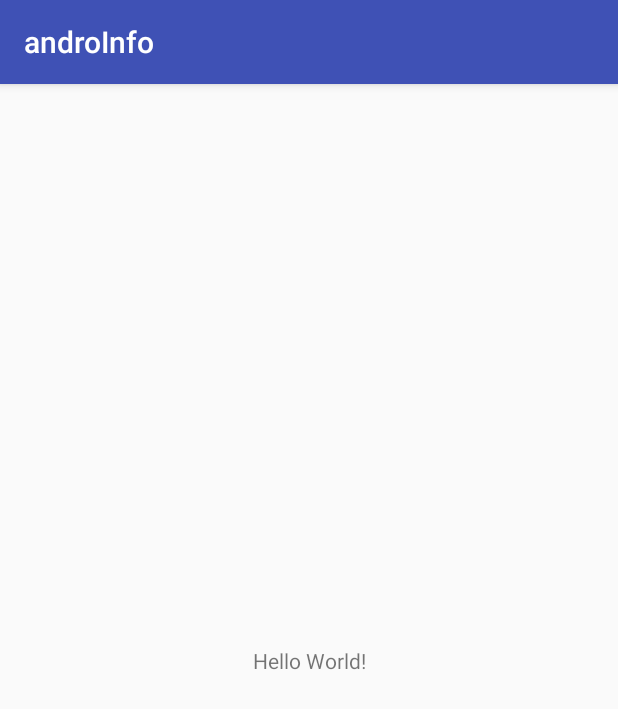
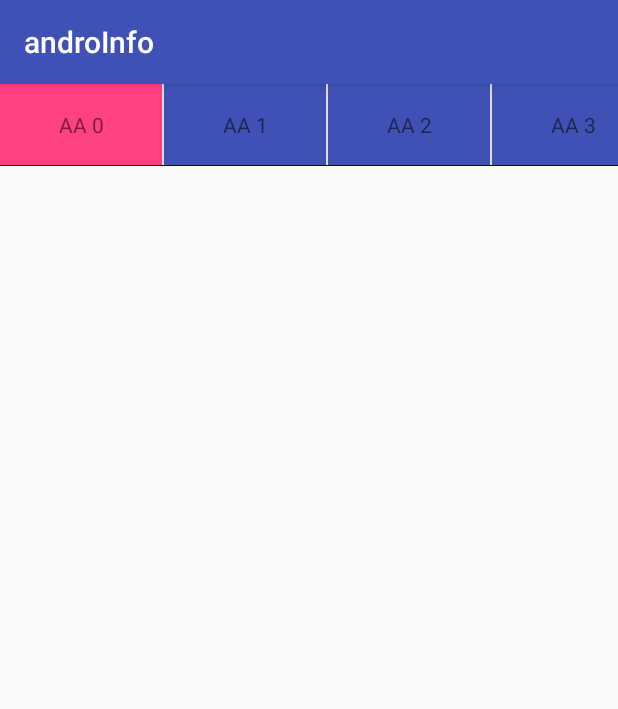
Before and after one commit to jwc0310/AndroInfo, an Android app: the screen it shows after launch (MainActivity), on a phone screen of 412 x 824 dp. Shown: the top 709 px of the screen. Run offline under Robolectric (Android 15) with nearby library versions, the phone set to English and light mode, and no system bars.

Commit message:
create view
Signed-off-by: Jianwei <jianwei.chen@microvirt.com>

```diff
--- a/app/build.gradle
+++ b/app/build.gradle
@@ -21,5 +21,5 @@ android {
 dependencies {
     compile fileTree(dir: 'libs', include: ['*.jar'])
     compile 'com.android.support:appcompat-v7:26.1.0'
-    compile 'com.android.support.constraint:constraint-layout:1.1.0'
+    compile 'com.android.support:recyclerview-v7:26.1.0'
 }
--- a/app/src/main/AndroidManifest.xml
+++ b/app/src/main/AndroidManifest.xml
@@ -9,7 +9,7 @@
         android:roundIcon="@mipmap/ic_launcher_round"
         android:supportsRtl="true"
         android:theme="@style/AppTheme">
-        <activity android:name=".MainActivity">
+        <activity android:name=".uis.MainActivity">
             <intent-filter>
                 <action android:name="android.intent.action.MAIN" />
 
--- a/app/src/main/java/com/andy/androinfo/MainActivity.java
+++ /dev/null
@@ -1,13 +0,0 @@
-package com.andy.androinfo;
-
-import android.support.v7.app.AppCompatActivity;
-import android.os.Bundle;
-
-public class MainActivity extends AppCompatActivity {
-
-    @Override
-    protected void onCreate(Bundle savedInstanceState) {
-        super.onCreate(savedInstanceState);
-        setContentView(R.layout.activity_main);
-    }
-}
--- /dev/null
+++ b/app/src/main/java/com/andy/androinfo/beans/BaseBean.java
@@ -0,0 +1,10 @@
+package com.andy.androinfo.beans;
+
+import java.io.Serializable;
+
+/**
+ * Created by Administrator on 2018/5/4.
+ */
+
+public class BaseBean implements Serializable {
+}
--- /dev/null
+++ b/app/src/main/java/com/andy/androinfo/beans/TitleBean.java
@@ -0,0 +1,17 @@
+package com.andy.androinfo.beans;
+
+/**
+ * Created by Administrator on 2018/5/4.
+ */
+
+public class TitleBean extends BaseBean {
+    private String subTitle;
+
+    public String getSubTitle() {
+        return subTitle;
+    }
+
+    public void setSubTitle(String subTitle) {
+        this.subTitle = subTitle;
+    }
+}
--- /dev/null
+++ b/app/src/main/java/com/andy/androinfo/uis/MainActivity.java
@@ -0,0 +1,117 @@
+package com.andy.androinfo.uis;
+
+import android.os.Bundle;
+import android.support.v7.app.AppCompatActivity;
+import android.support.v7.widget.DividerItemDecoration;
+import android.support.v7.widget.LinearLayoutManager;
+import android.support.v7.widget.RecyclerView;
+import android.view.LayoutInflater;
+import android.view.View;
+import android.view.ViewGroup;
+import android.widget.LinearLayout;
+import android.widget.TextView;
+
+import com.andy.androinfo.R;
+import com.andy.androinfo.beans.TitleBean;
+import com.andy.androinfo.utils.FileUtil;
+
+import java.util.ArrayList;
+
+public class MainActivity extends AppCompatActivity {
+
+    RecyclerView title_rv;
+    LinearLayoutManager linearLayoutManager;
+    TitleAdapter titleAdapter;
+    ArrayList<TitleBean> titleBeans;
+
+    @Override
+    protected void onCreate(Bundle savedInstanceState) {
+        super.onCreate(savedInstanceState);
+        setContentView(R.layout.activity_main);
+        FileUtil.checkFileExist("/data/data/");
+        FileUtil.checkFileExist("/data/data/com.microvirt.market");
+        FileUtil.checkFileExist("/data/data/com.microvirt.launcher");
+        FileUtil.checkFileExist("/data/data/com.microvirt.bugeili");
+        titleBeans = new ArrayList<>();
+        for (int i = 0; i < 10; i++) {
+            TitleBean titleBean = new TitleBean();
+            titleBean.setSubTitle("AA " + i);
+            titleBeans.add(titleBean);
+        }
+
+        title_rv = (RecyclerView) findViewById(R.id.andy_title_rv);
+        linearLayoutManager = new LinearLayoutManager(this, LinearLayoutManager.HORIZONTAL, false);
+        title_rv.addItemDecoration(new DividerItemDecoration(this, LinearLayout.HORIZONTAL));
+        title_rv.setLayoutManager(linearLayoutManager);
+        titleAdapter = new TitleAdapter(titleBeans);
+        title_rv.setAdapter(titleAdapter);
+
+    }
+
+    public interface TitleClickListener {
+        public void titleClick(final TitleHolder holder, int pos);
+    }
+
+    private class TitleAdapter extends RecyclerView.Adapter<TitleHolder> {
+        private ArrayList<TitleBean> titleBeans;
+        private TitleClickListener clickListener;
+        private int lastTitle;
+
+        public TitleAdapter(ArrayList<TitleBean> titleBeans) {
+            this.titleBeans = titleBeans;
+            lastTitle = -1;
+        }
+
+        public void setClickListener(TitleClickListener clickListener) {
+            this.clickListener = clickListener;
+        }
+
+        @Override
+        public TitleHolder onCreateViewHolder(ViewGroup parent, int viewType) {
+            View v = LayoutInflater.from(parent.getContext()).inflate(R.layout.andy_item_title, parent, false);
+            TitleHolder holder = new TitleHolder(v);
+            return holder;
+        }
+
+        @Override
+        public void onBindViewHolder(final TitleHolder holder, final int position) {
+            holder.subTitle_tv.setText(titleBeans.get(position).getSubTitle());
+            if (lastTitle == -1 && position == 0) {
+                lastTitle = 0;
+                holder.subTitle_tv.setSelected(true);
+            } else {
+                holder.subTitle_tv.setSelected(false);
+            }
+
+            holder.subTitle_tv.setOnClickListener(new View.OnClickListener() {
+                @Override
+                public void onClick(View view) {
+                    if (!holder.subTitle_tv.isSelected()) {
+                        holder.subTitle_tv.setSelected(true);
+                        notifyItemChanged(lastTitle);
+                        lastTitle = holder.getAdapterPosition();
+
+                        if (null != clickListener) {
+                            clickListener.titleClick(holder, position);
+                        }
+                    }
+                }
+            });
+        }
+
+        @Override
+        public int getItemCount() {
+            return titleBeans.size();
+        }
+    }
+
+    private class TitleHolder extends RecyclerView.ViewHolder {
+
+        private TextView subTitle_tv;
+
+        public TitleHolder(View itemView) {
+            super(itemView);
+            this.subTitle_tv = (TextView) itemView.findViewById(R.id.andy_item_title_id);
+        }
+    }
+}
--- /dev/null
+++ b/app/src/main/java/com/andy/androinfo/utils/FileUtil.java
@@ -0,0 +1,24 @@
+package com.andy.androinfo.utils;
+
+import android.util.Log;
+
+import java.io.File;
+
+/**
+ * Created by Administrator on 2018/5/3.
+ */
+
+public class FileUtil {
+
+    public static void checkFileExist(String fileOrDir) {
+        try {
+            File tmpFile = new File(fileOrDir);
+            if (tmpFile.exists())
+                Log.e("Andy-File", fileOrDir + " is exist");
+            else
+                Log.e("Andy-File", fileOrDir + " is not exist");
+        } catch (Exception e) {
+            e.printStackTrace();
+        }
+    }
+}
--- /dev/null
+++ b/app/src/main/res/drawable/andy_btn_selector.xml
@@ -0,0 +1,8 @@
+<?xml version="1.0" encoding="utf-8"?>
+<selector xmlns:android="http://schemas.android.com/apk/res/android">
+
+    <item android:state_pressed="false" android:state_selected="false" android:drawable="@color/colorPrimary"/>
+    <item android:state_pressed="true" android:state_selected="false" android:drawable="@color/colorPrimaryDark"/>
+    <item android:state_pressed="false" android:state_selected="true" android:drawable="@color/colorAccent"/>
+
+</selector>
--- a/app/src/main/res/layout/activity_main.xml
+++ b/app/src/main/res/layout/activity_main.xml
@@ -1,18 +1,25 @@
 <?xml version="1.0" encoding="utf-8"?>
-<android.support.constraint.ConstraintLayout xmlns:android="http://schemas.android.com/apk/res/android"
-    xmlns:app="http://schemas.android.com/apk/res-auto"
+<LinearLayout xmlns:android="http://schemas.android.com/apk/res/android"
     xmlns:tools="http://schemas.android.com/tools"
     android:layout_width="match_parent"
     android:layout_height="match_parent"
-    tools:context="com.andy.androinfo.MainActivity">
+    android:orientation="vertical"
+    tools:context="com.andy.androinfo.uis.MainActivity">
 
-    <TextView
+    <android.support.v7.widget.RecyclerView
+        android:id="@+id/andy_title_rv"
         android:layout_width="wrap_content"
         android:layout_height="wrap_content"
-        android:text="Hello World!"
-        app:layout_constraintBottom_toBottomOf="parent"
-        app:layout_constraintLeft_toLeftOf="parent"
-        app:layout_constraintRight_toRightOf="parent"
-        app:layout_constraintTop_toTopOf="parent" />
+        android:orientation="horizontal"
+        android:layout_gravity="center_horizontal"/>
 
-</android.support.constraint.ConstraintLayout>
+    <View android:layout_width="match_parent"
+        android:layout_height="0.5dp"
+        android:background="#111111"/>
+
+    <android.support.v4.view.ViewPager
+        android:id="@+id/andy_content_vp"
+        android:layout_width="match_parent"
+        android:layout_height="match_parent"/>
+
+</LinearLayout>
--- /dev/null
+++ b/app/src/main/res/layout/andy_item_title.xml
@@ -0,0 +1,12 @@
+<?xml version="1.0" encoding="utf-8"?>
+<LinearLayout xmlns:android="http://schemas.android.com/apk/res/android"
+    android:orientation="vertical" android:layout_width="wrap_content"
+    android:layout_height="wrap_content">
+    <TextView
+        android:id="@+id/andy_item_title_id"
+        android:layout_width="108dp"
+        android:layout_height="54dp"
+        android:gravity="center"
+        android:background="@drawable/andy_btn_selector"/>
+
+</LinearLayout>
```
